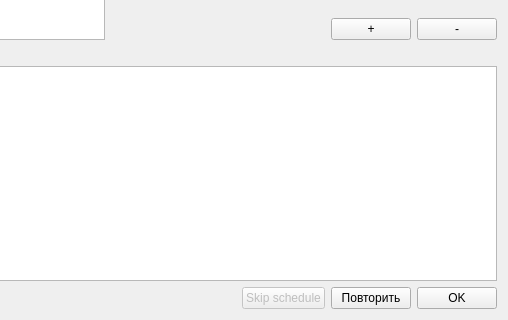
Above: src/ui/import/confuseDialog.ui from Nikololoshka/StankinScheduleEditor2 before the change; both pictures show x 292 to 800 and y 187 to 507 of the 800 by 507 pixel window. Below: the same form after it.
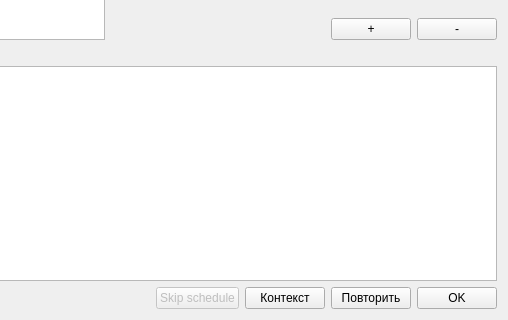
That is the form after the change.

Commit message: update dialog and sets

What changed in the file:
```diff
--- a/src/ui/import/confuseDialog.ui
+++ b/src/ui/import/confuseDialog.ui
@@ -129,6 +129,13 @@
        </property>
       </widget>
      </item>
+     <item>
+      <widget class="QPushButton" name="contextButton">
+       <property name="text">
+        <string>Контекст</string>
+       </property>
+      </widget>
+     </item>
      <item>
       <widget class="QPushButton" name="retryButton">
        <property name="text">
```
The commit also changes 5 other files.
